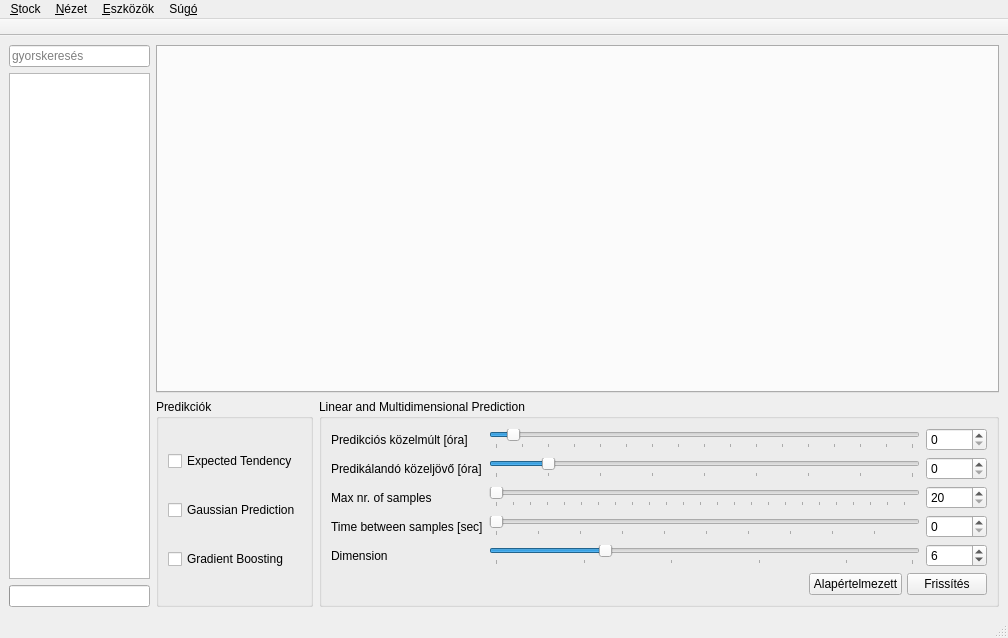
morta-code/IntelliStock, file intellistock/ui/ui_mainwindow.ui: the form before one commit.
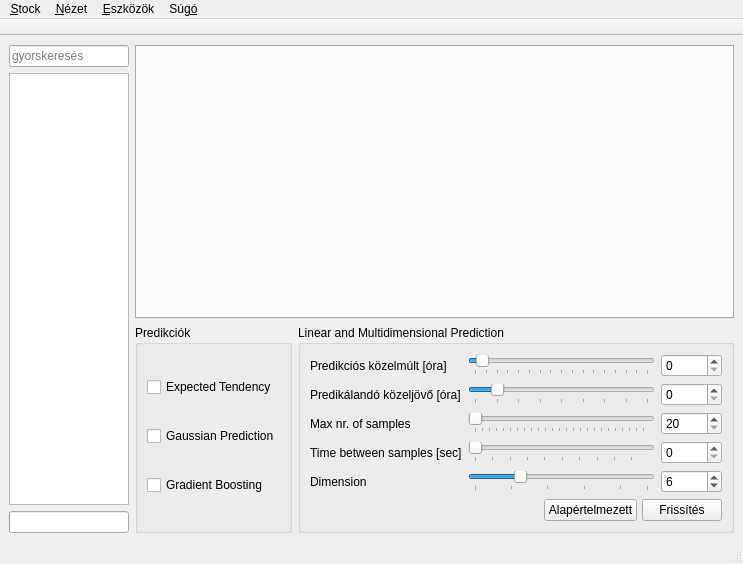
The form after the commit.

Commit message: Kézi merge.

The edit to the form file:
```diff
--- a/intellistock/ui/ui_mainwindow.ui
+++ b/intellistock/ui/ui_mainwindow.ui
@@ -6,15 +6,15 @@
    <rect>
     <x>0</x>
     <y>0</y>
-    <width>1008</width>
-    <height>638</height>
+    <width>743</width>
+    <height>564</height>
    </rect>
   </property>
   <property name="windowTitle">
    <string notr="true">Stock</string>
   </property>
   <widget class="QWidget" name="centralwidget">
-   <layout class="QHBoxLayout" name="horizontalLayout" stretch="1,6">
+   <layout class="QHBoxLayout" name="horizontalLayout" stretch="1,7">
     <property name="sizeConstraint">
      <enum>QLayout::SetDefaultConstraint</enum>
     </property>
@@ -101,6 +101,12 @@
      </layout>
     </item>
     <item>
+     <widget class="QWidget" name="mainwidget" native="true">
+      <layout class="QHBoxLayout" name="horizontalLayout_3">
+       <property name="margin">
+        <number>0</number>
+       </property>
+       <item>
      <layout class="QVBoxLayout" name="contentLayout">
       <item>
        <widget class="QTabWidget" name="tabWidget">
@@ -384,14 +390,19 @@
      </layout>
     </item>
    </layout>
+      <zorder>tabWidget</zorder>
+      <zorder></zorder>
+     </widget>
+    </item>
+   </layout>
   </widget>
   <widget class="QMenuBar" name="menubar">
    <property name="geometry">
     <rect>
      <x>0</x>
      <y>0</y>
-     <width>1008</width>
-     <height>25</height>
+     <width>743</width>
+     <height>21</height>
     </rect>
    </property>
    <widget class="QMenu" name="menuStock">
```
Left out of the diff: 4 changed lines with no effect on the pictures. Lines whose indentation alone changed are shown as unchanged. The commit also changes 1 other file.
